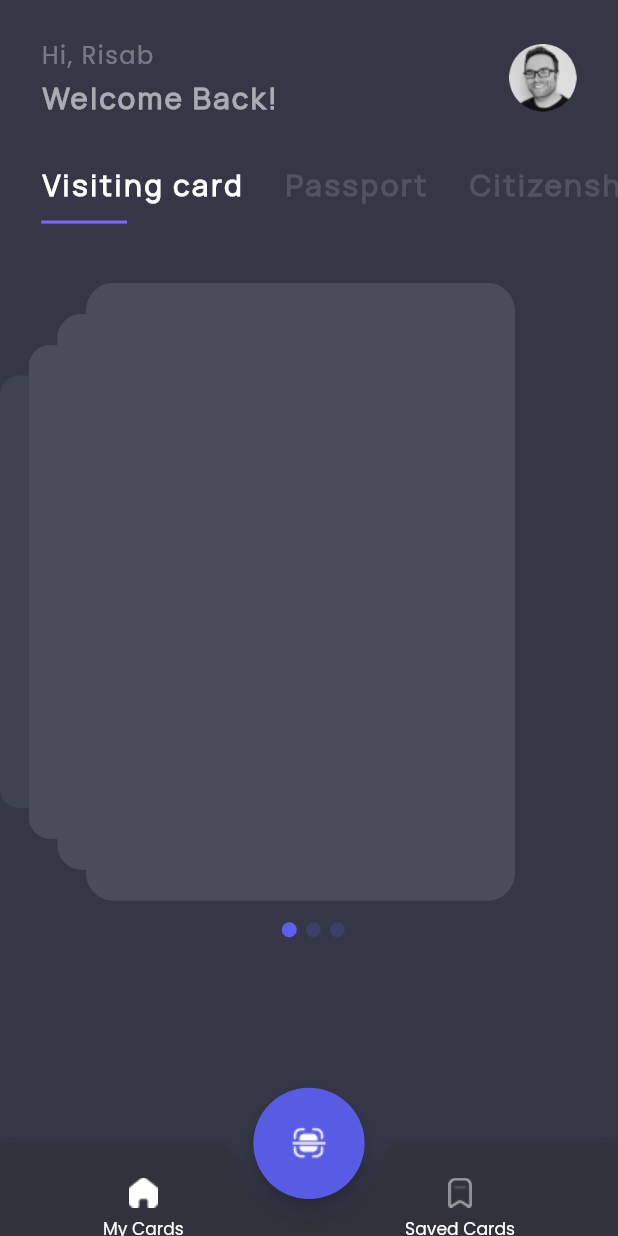
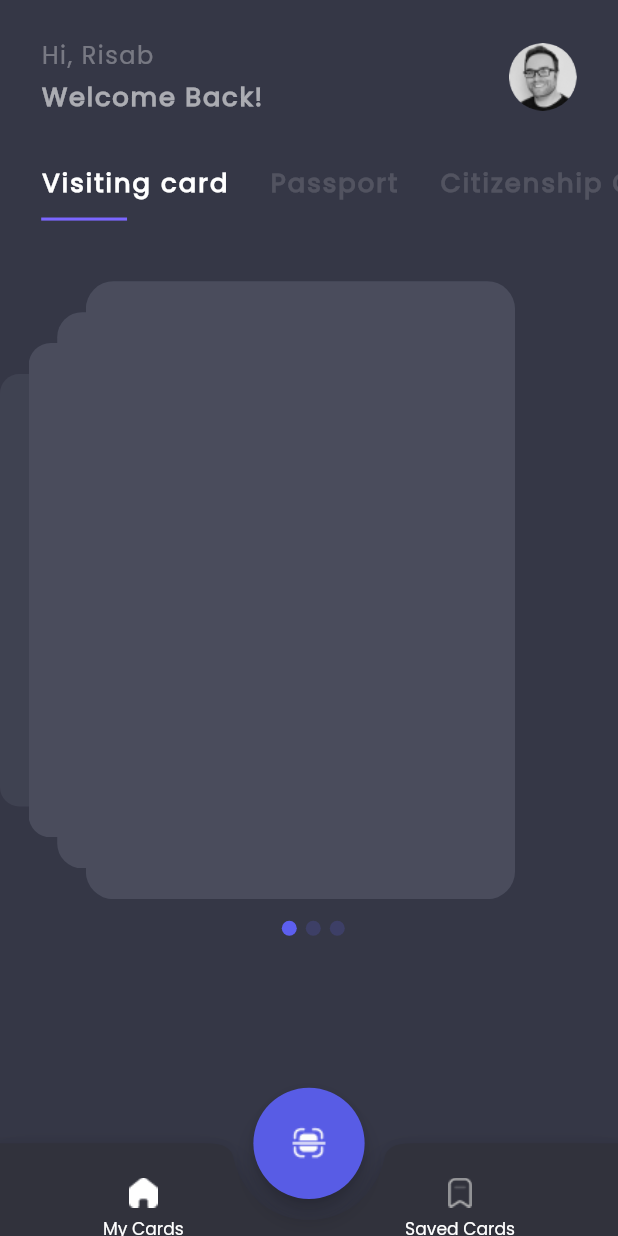
Before and after one commit to ziggy010/FYP_ESHARE, a Flutter app: the HomePage screen opened directly, on a phone screen of 412 x 824 dp. Run offline on Flutter 3.47's test engine with Material 2 defaults, Android fonts, the phone set to English and light mode, and no system bars; drawn by our look-alikes of card_swiper; our stand-ins replace flutter_screenutil.

Commit message:
font changed

```diff
--- a/lib/View/components/home_page_components/homepage_middle.dart
+++ b/lib/View/components/home_page_components/homepage_middle.dart
@@ -57,10 +57,9 @@ class _HomePageMidState extends State<HomePageMid> {
                           color: _homePageText.homeTitle[index][1]
                               ? Colors.white
                               : kGreyColor,
-                          fontSize: 17.sp,
+                          fontSize: 15.sp,
                           fontWeight: FontWeight.w800,
-                          letterSpacing: 1.9,
-                          fontFamily: 'manrope',
+                          letterSpacing: 1.4,
                         ),
                       ),
                       SizedBox(
--- a/lib/View/components/home_page_components/homepage_top.dart
+++ b/lib/View/components/home_page_components/homepage_top.dart
@@ -71,10 +71,9 @@ class _HomePageTopState extends State<HomePageTop>
                     'Welcome Back!',
                     style: TextStyle(
                       color: const Color(0x95FFFFFF),
-                      fontSize: 17.sp,
+                      fontSize: 15.sp,
                       fontWeight: FontWeight.w700,
-                      letterSpacing: 1.7,
-                      fontFamily: 'manrope',
+                      letterSpacing: 1.2,
                     ),
                   )
                 ],
--- a/lib/main.dart
+++ b/lib/main.dart
@@ -19,7 +19,7 @@ class MyApp extends StatelessWidget {
         return MaterialApp(
           theme: ThemeData(fontFamily: 'poppins'),
           debugShowCheckedModeBanner: false,
-          home: MyDetail(),
+          home: HomePage(),
         );
       },
     );
```
